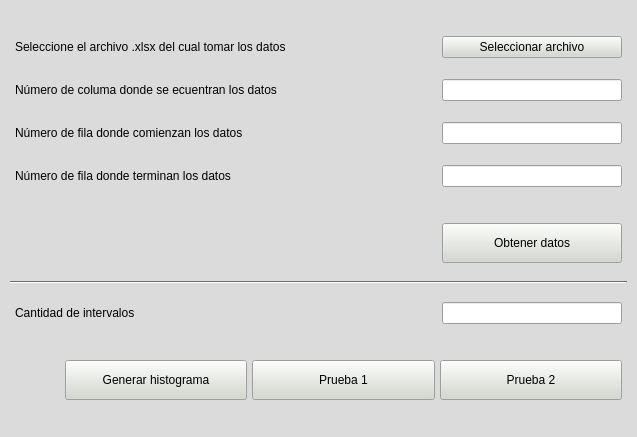
The window that tp2/toma_datos/interfaz/ventana_toma_datos.ui (MMariatti/SIM4K4) describes before a commit, drawn with Qt 5.
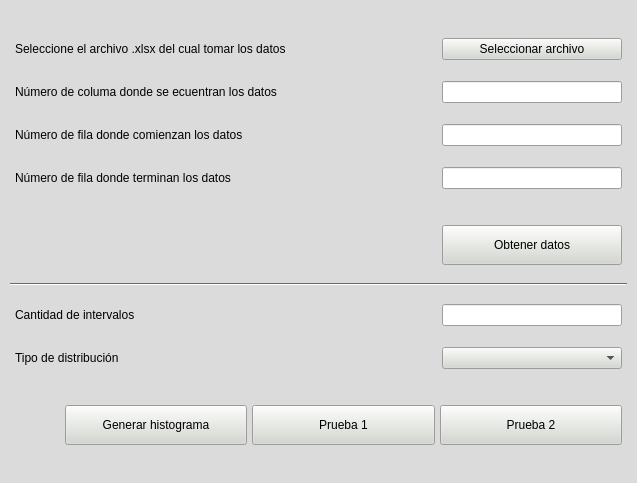
The same window after the commit. Icons and pictures are not drawn.

Commit message: Agrego combobox de tipo de distribucion

```diff
--- a/tp2/toma_datos/interfaz/ventana_toma_datos.ui
+++ b/tp2/toma_datos/interfaz/ventana_toma_datos.ui
@@ -7,13 +7,13 @@
     <x>0</x>
     <y>0</y>
     <width>637</width>
-    <height>437</height>
+    <height>483</height>
    </rect>
   </property>
   <property name="minimumSize">
    <size>
     <width>637</width>
-    <height>437</height>
+    <height>483</height>
    </size>
   </property>
   <property name="palette">
@@ -824,8 +824,8 @@
           </property>
           <property name="sizeHint" stdset="0">
            <size>
-            <width>40</width>
-            <height>20</height>
+            <width>0</width>
+            <height>0</height>
            </size>
           </property>
          </spacer>
@@ -848,22 +848,6 @@
         </item>
        </layout>
       </item>
-      <item>
-       <spacer name="spacer_vertical_1">
-        <property name="orientation">
-         <enum>Qt::Vertical</enum>
-        </property>
-        <property name="sizeType">
-         <enum>QSizePolicy::Fixed</enum>
-        </property>
-        <property name="sizeHint" stdset="0">
-         <size>
-          <width>0</width>
-          <height>15</height>
-         </size>
-        </property>
-       </spacer>
-      </item>
       <item>
        <layout class="QHBoxLayout" name="lyt_horizontal_1_6">
         <property name="spacing">
@@ -881,8 +865,73 @@
         <property name="bottomMargin">
          <number>3</number>
         </property>
+        <item>
+         <widget class="QLabel" name="lbl_tipo_distribucion">
+          <property name="text">
+           <string>Tipo de distribución</string>
+          </property>
+         </widget>
+        </item>
         <item>
          <spacer name="spacer_horizontal_6">
+          <property name="orientation">
+           <enum>Qt::Horizontal</enum>
+          </property>
+          <property name="sizeHint" stdset="0">
+           <size>
+            <width>40</width>
+            <height>20</height>
+           </size>
+          </property>
+         </spacer>
+        </item>
+        <item>
+         <widget class="QComboBox" name="mb_tipo_distribucion">
+          <property name="minimumSize">
+           <size>
+            <width>180</width>
+            <height>0</height>
+           </size>
+          </property>
+         </widget>
+        </item>
+       </layout>
+      </item>
+      <item>
+       <spacer name="spacer_vertical_1">
+        <property name="orientation">
+         <enum>Qt::Vertical</enum>
+        </property>
+        <property name="sizeType">
+         <enum>QSizePolicy::Fixed</enum>
+        </property>
+        <property name="sizeHint" stdset="0">
+         <size>
+          <width>0</width>
+          <height>15</height>
+         </size>
+        </property>
+       </spacer>
+      </item>
+      <item>
+       <layout class="QHBoxLayout" name="lyt_horizontal_1_7">
+        <property name="spacing">
+         <number>5</number>
+        </property>
+        <property name="leftMargin">
+         <number>5</number>
+        </property>
+        <property name="topMargin">
+         <number>3</number>
+        </property>
+        <property name="rightMargin">
+         <number>5</number>
+        </property>
+        <property name="bottomMargin">
+         <number>3</number>
+        </property>
+        <item>
+         <spacer name="spacer_horizontal_7">
           <property name="orientation">
            <enum>Qt::Horizontal</enum>
           </property>
```
